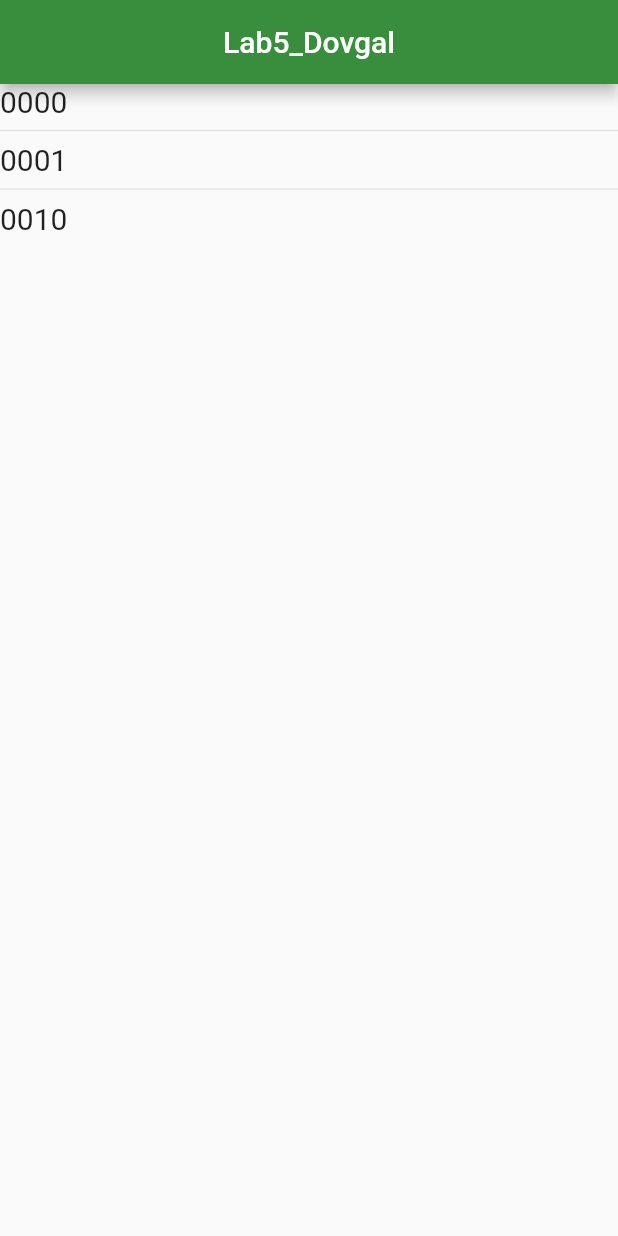
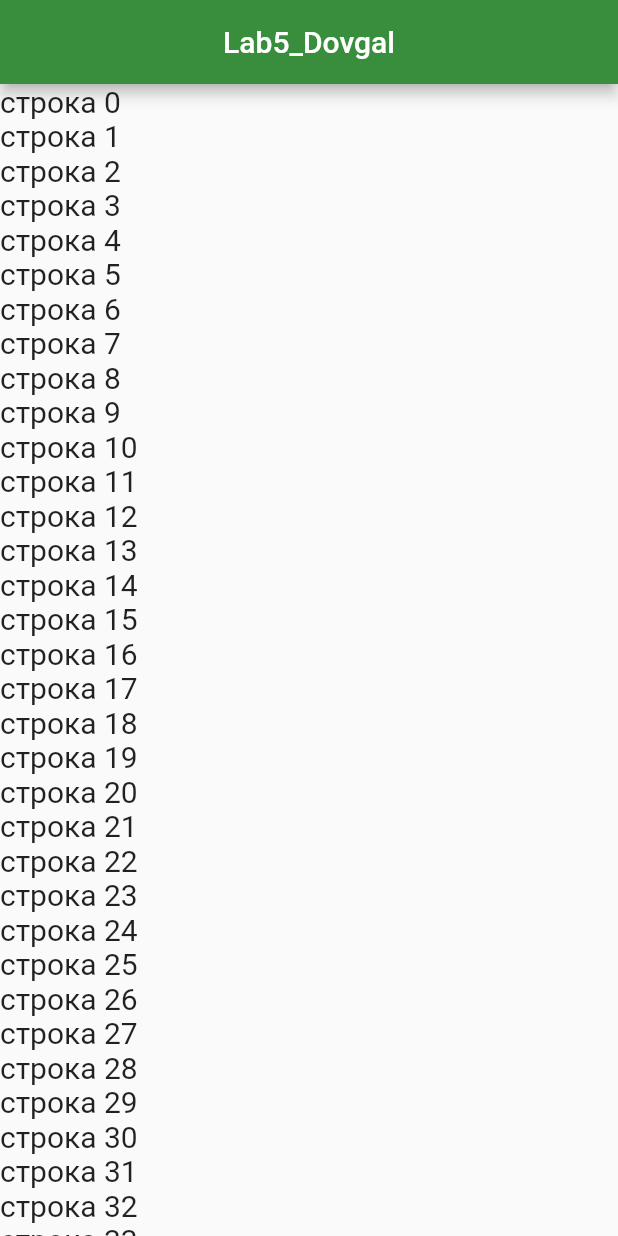
Before and after one commit to DovgalNikita/PI2002_Dovgal, a Flutter app: the screen it shows after launch, on a phone screen of 412 x 824 dp. Run offline on Flutter 3.47's test engine with Material 2 defaults, Android fonts, the phone set to English and light mode, and no system bars.

Commit message:
Lab5_Task2

```diff
--- a/lib/main.dart
+++ b/lib/main.dart
@@ -49,14 +49,11 @@ class _MyHomePageState extends State<MyHomePage> {
         centerTitle: true,
         backgroundColor: Colors.green[700],
       ),
-      body: ListView(
-        children: const [
-            Text("0000", style: TextStyle(fontSize: 20)),
-            Divider(),
-            Text("0001", style: TextStyle(fontSize: 20)),
-            Divider(),
-            Text("0010", style: TextStyle(fontSize: 20)),
-        ],
+      body: ListView.builder(
+        itemBuilder:(context, index){
+          print('Строка: $index');
+          return Text('строка $index', style: TextStyle(fontSize:20),);
+        }
       )
     );
   }
```
